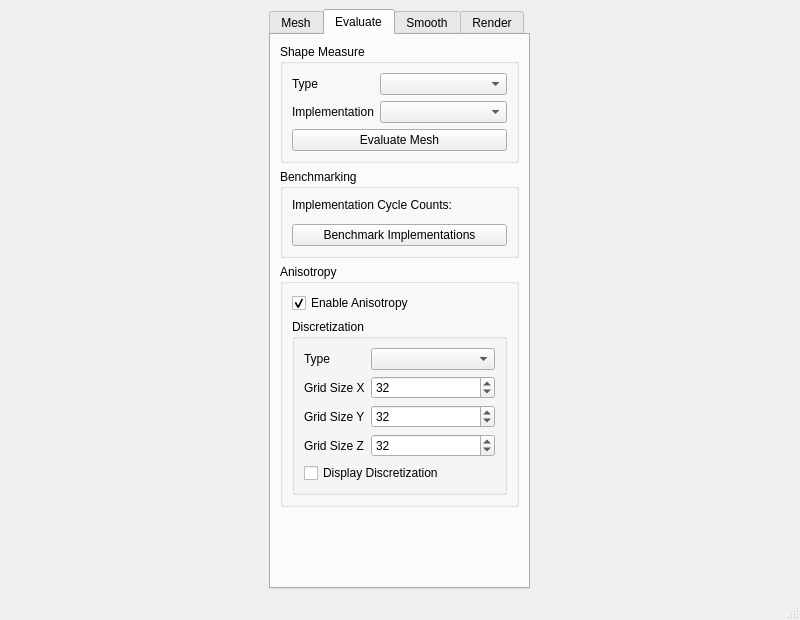
Before: the Qt Designer form UserInterface/MainWindow.ui in wibus/GpuMesh, drawn with Qt 5.
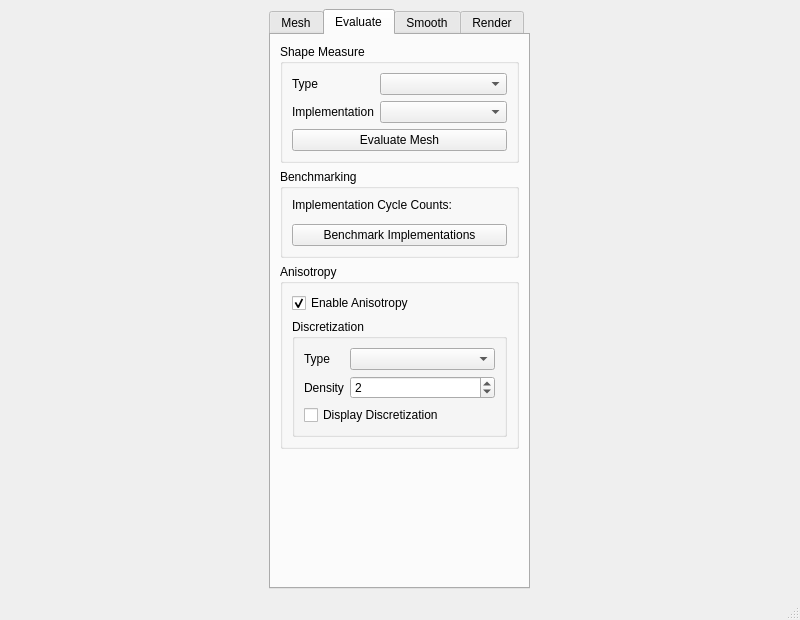
After: the same form once the commit is applied. The open tabs and pages were chosen to show the change.

Diff of the .ui file:
```diff
--- a/UserInterface/MainWindow.ui
+++ b/UserInterface/MainWindow.ui
@@ -246,7 +246,7 @@
               <item row="1" column="0">
                <widget class="QLabel" name="discretizetionGridXLabel">
                 <property name="text">
-                 <string>Grid Size X</string>
+                 <string>Density</string>
                 </property>
                </widget>
               </item>
@@ -259,51 +259,11 @@
                  <number>1024</number>
                 </property>
                 <property name="value">
-                 <number>32</number>
+                 <number>2</number>
                 </property>
                </widget>
               </item>
-              <item row="2" column="0">
-               <widget class="QLabel" name="discretizetionGridYLabel">
-                <property name="text">
-                 <string>Grid Size Y</string>
-                </property>
-               </widget>
-              </item>
-              <item row="2" column="1">
-               <widget class="QSpinBox" name="discretizetionGridYSpin">
-                <property name="minimum">
-                 <number>1</number>
-                </property>
-                <property name="maximum">
-                 <number>1024</number>
-                </property>
-                <property name="value">
-                 <number>32</number>
-                </property>
-               </widget>
-              </item>
-              <item row="3" column="0">
-               <widget class="QLabel" name="discretizetionGridZLabel">
-                <property name="text">
-                 <string>Grid Size Z</string>
-                </property>
-               </widget>
-              </item>
-              <item row="3" column="1">
-               <widget class="QSpinBox" name="discretizetionGridZSpin">
-                <property name="minimum">
-                 <number>1</number>
-                </property>
-                <property name="maximum">
-                 <number>1024</number>
-                </property>
-                <property name="value">
-                 <number>32</number>
-                </property>
-               </widget>
-              </item>
-              <item row="4" column="0" colspan="2">
+              <item row="2" column="0" colspan="2">
                <widget class="QCheckBox" name="discretizationDisplayCheck">
                 <property name="text">
                  <string>Display Discretization</string>
```
Left out of the diff: 4 changed lines with no effect on the pictures.
